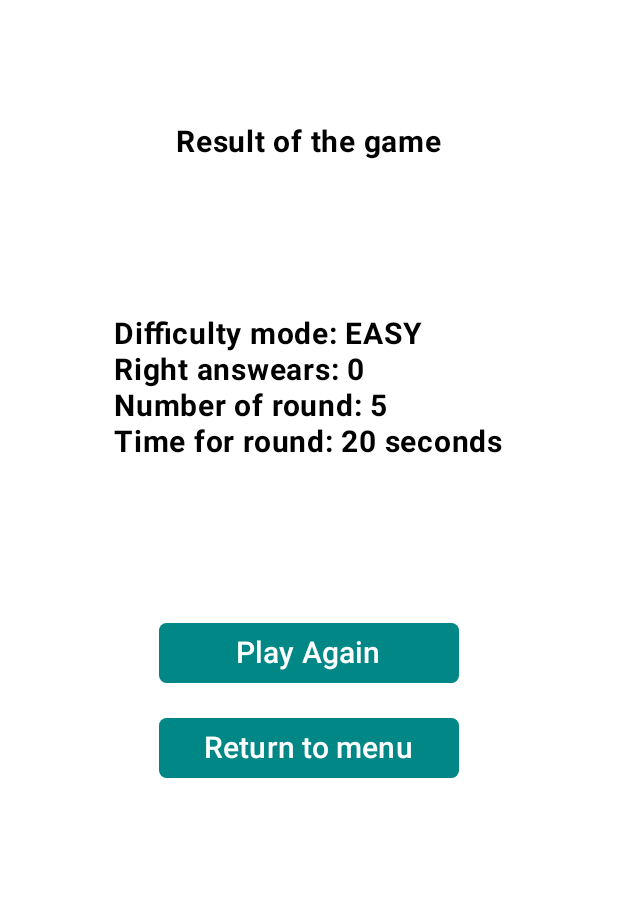
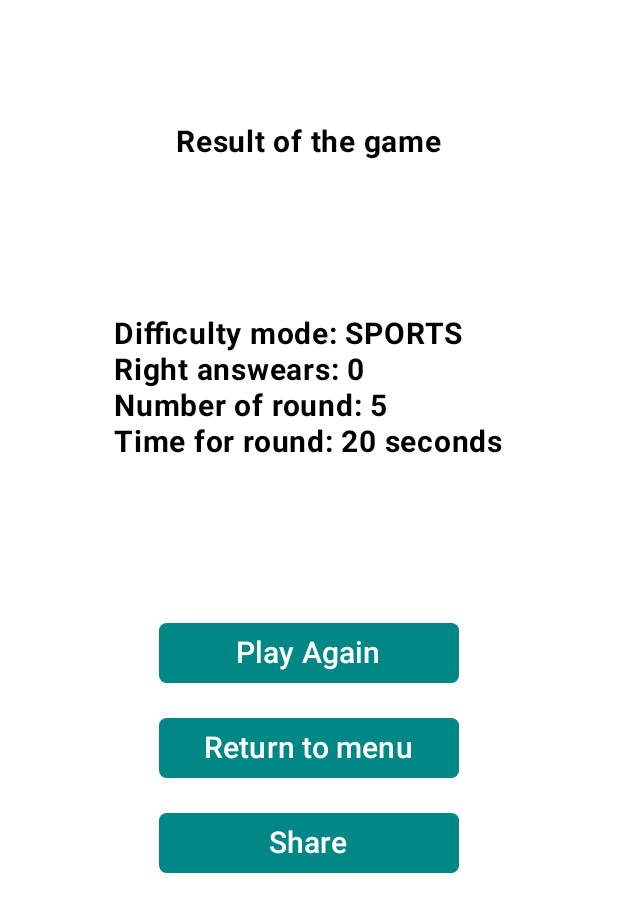
Before and after one commit to SeanITB/TrivialApp, an Android app built with Jetpack Compose: the ResultScreen screen opened through its navigation route, after a tap on "Play Again", on a phone screen of 412 x 824 dp. Shown: the top 912 px of the screen. Run offline under Robolectric (Android 15) with nearby library versions, the phone set to English and light mode, and no system bars; our stand-ins replace constraintlayout-compose.

Commit message:
game works

```diff
--- a/app/src/main/java/com/example/trivialapp/MainActivity.kt
+++ b/app/src/main/java/com/example/trivialapp/MainActivity.kt
@@ -41,7 +41,7 @@ class MainActivity : ComponentActivity() {
                     val navigationController = rememberNavController()
                     NavHost(
                         navController = navigationController,
-                        startDestination = Routes.SettingsScreen.route,
+                        startDestination = Routes.LunchScreen.route,
                         enterTransition = {
                             fadeIn(animationSpec = tween(time)) + slideIntoContainer(
                                 AnimatedContentTransitionScope.SlideDirection.Left, tween(time)
--- a/app/src/main/java/com/example/trivialapp/View/lunchScreen.kt
+++ b/app/src/main/java/com/example/trivialapp/View/lunchScreen.kt
@@ -24,13 +24,18 @@ import com.example.trivialapp.navigation.Routes
 import kotlinx.coroutines.delay
 
 @Composable
-fun  Splash(alphaAnim: Float){
+fun  Splash(alphaAnim: Float, settingsVM: SettingsViewModel){
     Column(modifier = Modifier.fillMaxSize(),
         horizontalAlignment = Alignment.CenterHorizontally,
         verticalArrangement = Arrangement.Center
     ) {
         Image(
-            painter = painterResource(id = R.drawable.ic_launcher_background),
+            painter = painterResource(
+                id = if (!settingsVM.darkThem)
+                    R.drawable.trivial_icon4_l
+                else
+                    R.drawable.trivial_icon4_n
+            ),
             contentDescription = "logo",
             alpha = alphaAnim,
             modifier = Modifier.size(200.dp)
@@ -40,7 +45,7 @@ fun  Splash(alphaAnim: Float){
 }
 
 @Composable
-fun LunchScreen(navigationController: NavController, viewModel: SettingsViewModel) {
+fun LunchScreen(navigationController: NavController, settingsVM: SettingsViewModel) {
     var startAnimation by remember { mutableStateOf(false) }
     val alphaAnim = animateFloatAsState(
         targetValue = if (startAnimation) 1f else 0f,
@@ -52,5 +57,5 @@ fun LunchScreen(navigationController: NavController, viewModel: SettingsViewMode
         navigationController.popBackStack()
         navigationController.navigate(Routes.MenuScreen.route)
     }
-    Splash(alphaAnim.value)
+    Splash(alphaAnim.value, settingsVM)
 }
--- a/app/src/main/java/com/example/trivialapp/View/resultScreen.kt
+++ b/app/src/main/java/com/example/trivialapp/View/resultScreen.kt
@@ -26,7 +26,7 @@ fun ResultScreen(navController: NavHostController, settingVM: SettingsViewModel,
     ConstraintLayout(
         modifier = Modifier.fillMaxSize()
     ){
-        val (initialMsg, secundaryMsg, butPA, butRG) = createRefs()
+        val (initialMsg, secundaryMsg, butPA, butRG, share) = createRefs()
         val topGuide = createGuidelineFromTop(0.1f)
         val bottomGuide = createGuidelineFromBottom(0.2f)
         Text(
@@ -88,5 +88,18 @@ fun ResultScreen(navController: NavHostController, settingVM: SettingsViewModel,
         ) {
             Text(text = "Return to menu", fontSize = settingVM.textSize.sp)
         }
+        Button(
+            onClick = { /*toDo*/ },
+            shape = RoundedCornerShape(5.dp),
+            colors = ButtonDefaults.buttonColors(MaterialTheme.colorScheme.secondary),
+            modifier = Modifier
+                .width(200.dp)
+                .constrainAs(share) {
+                    top.linkTo(butRG.bottom, margin = 15.dp)
+                    start.linkTo(butPA.start)
+                }
+        ) {
+            Text(text = "Share", fontSize = settingVM.textSize.sp)
+        }
     }
 }
--- a/app/src/main/java/com/example/trivialapp/View/settings.kt
+++ b/app/src/main/java/com/example/trivialapp/View/settings.kt
@@ -10,7 +10,6 @@ import androidx.compose.foundation.layout.Spacer
 import androidx.compose.foundation.layout.fillMaxSize
 import androidx.compose.foundation.layout.fillMaxWidth
 import androidx.compose.foundation.layout.padding
-import androidx.compose.foundation.layout.width
 import androidx.compose.foundation.shape.RoundedCornerShape
 import androidx.compose.material3.Button
 import androidx.compose.material3.ButtonDefaults
@@ -51,7 +50,7 @@ fun SettingsScreen(navigationController: NavHostController, settingsVM: Settings
         val startGuide = createGuidelineFromStart(0.1f)
         val endGuide = createGuidelineFromEnd(0.1f)
         var expanded by remember { mutableStateOf(false) }
-        val difficulties = arrayOf("EASY", "NORMAL", "DIFFICULT")
+        val difficulties = arrayOf("SPORTS", "GENERAL KNOWLEDGE", "HISTORY")
         val arrRounds = arrayOf(5, 10 ,15)
         var selectedOption by remember {
             mutableStateOf(arrRounds[0])
@@ -66,16 +65,20 @@ fun SettingsScreen(navigationController: NavHostController, settingsVM: Settings
             }
         ) {
             Row {
-                Text(text = "Difficulty", fontWeight = FontWeight.Bold, fontSize = settingsVM.textSize.sp)
+                Text(text = """
+                    PLAY
+                    MODE
+                """.trimIndent(), fontWeight = FontWeight.Bold, fontSize = settingsVM.textSize.sp)
                 Spacer(modifier = Modifier.padding(16.dp))
                 Box(
                     //contentAlignment = Alignment.Center,
-                    modifier = Modifier.fillMaxWidth(0.72f)
+                    modifier = Modifier.fillMaxWidth(0.95f)
                 ) {
                     OutlinedTextField(
                         value = settingsVM.difficulty,
                         onValueChange = { settingsVM.changeDifficulty(settingsVM.difficulty) },
-                        label = { Text("DIFFICULTY") },
+                        label = { Text("PLAY MODE") },
+                        //colors = MaterialTheme.colorScheme.primary, toDo: poner color de contraste
                         enabled = false,
                         readOnly = true,
                         colors = TextFieldDefaults.outlinedTextFieldColors(
--- a/app/src/main/java/com/example/trivialapp/ViewModel/GameViewModel.kt
+++ b/app/src/main/java/com/example/trivialapp/ViewModel/GameViewModel.kt
@@ -54,12 +54,12 @@ class GameViewModel: ViewModel(){
     }
 
     fun updateRightAnsers(value: Int) {
-        if (value == 0) this.roundCount = value
+        if (value == 0) this.rightAnswers = value
         this.rightAnswers += value
     }
 
     fun updateRoundCount(value: Int) {
-        if (value == 0) this.roundCount = value
+        if (value == 0) this.roundCount = 1
         else this.roundCount += value
     }
 
--- a/app/src/main/java/com/example/trivialapp/ViewModel/SettingsViewModel.kt
+++ b/app/src/main/java/com/example/trivialapp/ViewModel/SettingsViewModel.kt
@@ -11,7 +11,7 @@ class SettingsViewModel : ViewModel() {
     var darkThem by mutableStateOf(false)
         private set
 
-    var difficulty by mutableStateOf("EASY")
+    var difficulty by mutableStateOf("SPORTS")
         private set
 
     var rounds by mutableStateOf(5)
--- a/app/src/main/java/com/example/trivialapp/model/gameLogic.kt
+++ b/app/src/main/java/com/example/trivialapp/model/gameLogic.kt
@@ -22,8 +22,8 @@ fun generateRandomQuestion(settingsVM: SettingsViewModel): Question{
 
     // Es guarda la pregunta
     val selectedQuestion = when (settingsVM.difficulty) {
-        "EASY" -> easyQuestions.random()
-        "NORMAL" -> normalQuestions.random()
+        "SPORTS" -> easyQuestions.random()
+        "GENERAL KNOWLEDGE" -> normalQuestions.random()
         else -> difficultQuesstions.random()
     }
     return selectedQuestion
@@ -39,7 +39,7 @@ fun restartRound(settingsVM: SettingsViewModel, gameVM: GameViewModel) {
     gameVM.updateNextQuestion(false)
     gameVM.updateActiveAnimation(false)
     gameVM.updateTimeAnimation(0)
-    gameVM.updateRightAnsers(0)
+    //gameVM.updateRightAnsers(0)
 }
 
 fun checkAnswer(navController: NavHostController, settingsVM: SettingsViewModel, gameVM: GameViewModel) {
```
Also changed, not shown: app/src/main/java/com/example/trivialapp/View/menuScreen.kt (+38 -9 lines), app/src/main/java/com/example/trivialapp/View/verticalGameScreen.kt (+5 -3 lines).
